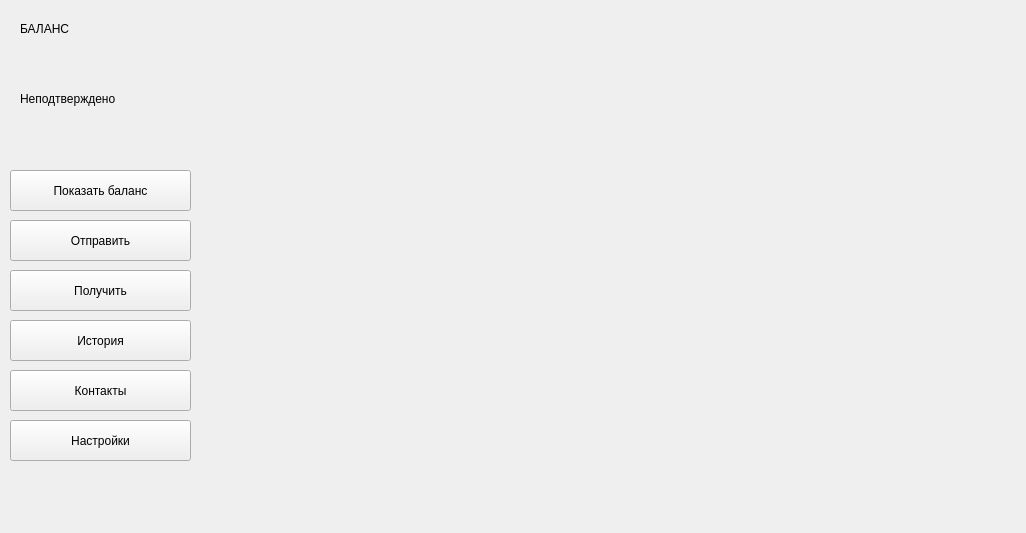
Before: the Qt Designer form form.ui in gberdyshev/simple-bitcoin-wallet, drawn with Qt 5.
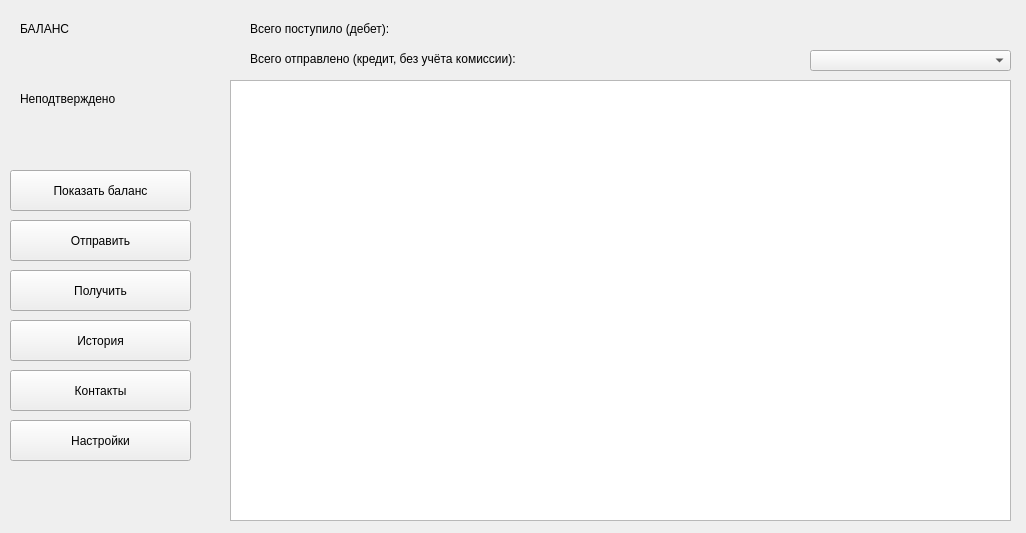
After: the same form once the commit is applied. The open tabs and pages were chosen to show the change.

```diff
--- a/form.ui
+++ b/form.ui
@@ -18,9 +18,9 @@
     <property name="geometry">
      <rect>
       <x>220</x>
-      <y>60</y>
+      <y>0</y>
       <width>831</width>
-      <height>471</height>
+      <height>531</height>
      </rect>
     </property>
     <property name="lineWidth">
@@ -137,6 +137,75 @@
       </property>
      </widget>
     </widget>
+    <widget class="QWidget" name="history_page">
+     <widget class="QTableWidget" name="history_table">
+      <property name="enabled">
+       <bool>true</bool>
+      </property>
+      <property name="geometry">
+       <rect>
+        <x>10</x>
+        <y>80</y>
+        <width>781</width>
+        <height>441</height>
+       </rect>
+      </property>
+      <property name="midLineWidth">
+       <number>0</number>
+      </property>
+      <property name="sortingEnabled">
+       <bool>false</bool>
+      </property>
+      <property name="rowCount">
+       <number>0</number>
+      </property>
+     </widget>
+     <widget class="QLabel" name="debet">
+      <property name="geometry">
+       <rect>
+        <x>30</x>
+        <y>20</y>
+        <width>351</width>
+        <height>18</height>
+       </rect>
+      </property>
+      <property name="text">
+       <string>Всего поступило (дебет):</string>
+      </property>
+     </widget>
+     <widget class="QLabel" name="credit">
+      <property name="geometry">
+       <rect>
+        <x>30</x>
+        <y>50</y>
+        <width>451</width>
+        <height>18</height>
+       </rect>
+      </property>
+      <property name="text">
+       <string>Всего отправлено (кредит, без учёта комиссии):</string>
+      </property>
+     </widget>
+     <widget class="QComboBox" name="filter_history">
+      <property name="geometry">
+       <rect>
+        <x>590</x>
+        <y>50</y>
+        <width>201</width>
+        <height>21</height>
+       </rect>
+      </property>
+      <property name="editable">
+       <bool>false</bool>
+      </property>
+      <property name="currentText">
+       <string/>
+      </property>
+      <property name="currentIndex">
+       <number>-1</number>
+      </property>
+     </widget>
+    </widget>
    </widget>
    <widget class="QPushButton" name="pushButton_3">
     <property name="geometry">
@@ -203,19 +272,6 @@
      <string>Получить</string>
     </property>
    </widget>
-   <widget class="QLabel" name="hello">
-    <property name="geometry">
-     <rect>
-      <x>220</x>
-      <y>10</y>
-      <width>781</width>
-      <height>41</height>
-     </rect>
-    </property>
-    <property name="text">
-     <string/>
-    </property>
-   </widget>
    <widget class="QPushButton" name="history">
     <property name="geometry">
      <rect>
```
Left out of the diff: 30 changed lines with no effect on the pictures.
